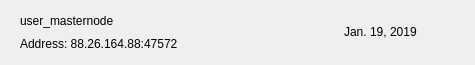
This is src/qt/voltpotcoin/forms/mnrow.ui in ekkakon/vpcpos as Qt 5 draws it before an edit. The edited form follows.
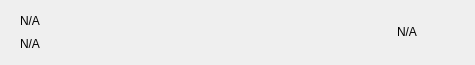
This is the edited form. Icons and pictures are not drawn.

What changed in the file:
```diff
--- a/src/qt/voltpotcoin/forms/mnrow.ui
+++ b/src/qt/voltpotcoin/forms/mnrow.ui
@@ -80,14 +80,14 @@
          <item>
           <widget class="QLabel" name="labelName">
            <property name="text">
-            <string>user_masternode</string>
+            <string notr="true">N/A</string>
            </property>
           </widget>
          </item>
          <item>
           <widget class="QLabel" name="labelAddress">
            <property name="text">
-            <string>Address: 88.26.164.88:47572</string>
+            <string notr="true">N/A</string>
            </property>
           </widget>
          </item>
@@ -110,7 +110,7 @@
       <item>
        <widget class="QLabel" name="labelDate">
         <property name="text">
-         <string>Jan. 19, 2019</string>
+         <string notr="true">N/A</string>
         </property>
        </widget>
       </item>
```
